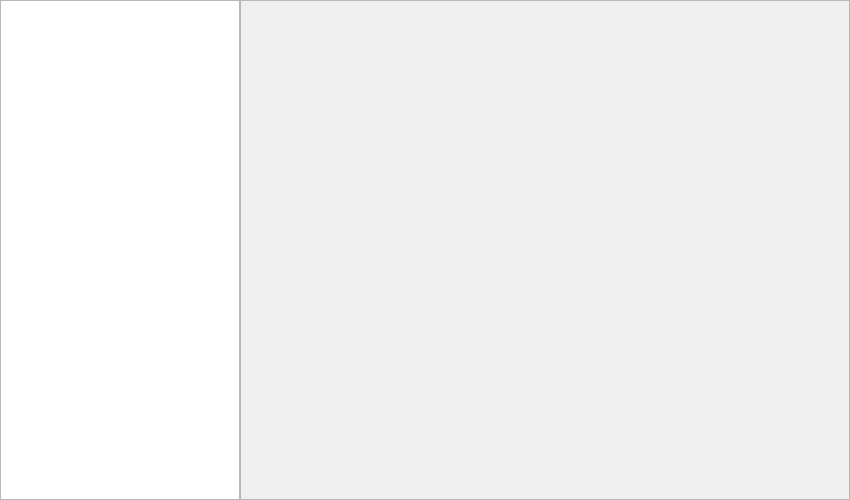
First picture: the form in openfreebuds_qt/designer/main_window.ui, repository melianmiko/OpenFreebuds, before the edit.
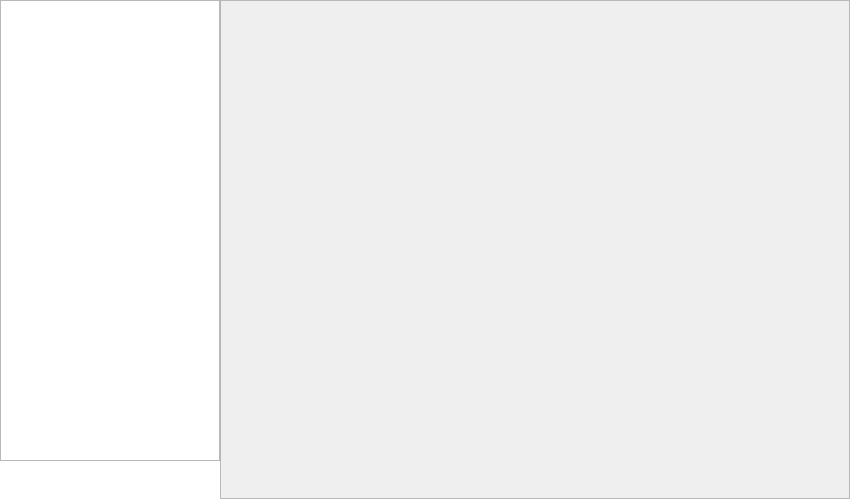
Second picture: the form after the edit.

```diff
--- a/openfreebuds_qt/designer/main_window.ui
+++ b/openfreebuds_qt/designer/main_window.ui
@@ -7,7 +7,7 @@
     <x>0</x>
     <y>0</y>
     <width>850</width>
-    <height>500</height>
+    <height>499</height>
    </rect>
   </property>
   <property name="sizePolicy">
@@ -26,8 +26,9 @@
    <string>OpenFreebuds</string>
   </property>
   <property name="styleSheet">
-   <string notr="true">#tabs_list_content {
-background-color: palette(base);
+   <string notr="true">#side_panel, #tabs_list_content {
+	background: palette(base);
+	border: none;
 }</string>
   </property>
   <widget class="QWidget" name="centralwidget">
@@ -48,32 +49,130 @@
      <number>0</number>
     </property>
     <item>
-     <widget class="QScrollArea" name="tabs_list">
+     <widget class="QWidget" name="side_panel" native="true">
       <property name="minimumSize">
        <size>
-        <width>240</width>
+        <width>220</width>
         <height>0</height>
        </size>
       </property>
       <property name="maximumSize">
        <size>
-        <width>240</width>
+        <width>220</width>
         <height>16777215</height>
        </size>
       </property>
-      <property name="widgetResizable">
-       <bool>true</bool>
-      </property>
-      <widget class="QWidget" name="tabs_list_content">
-       <property name="geometry">
-        <rect>
-         <x>0</x>
-         <y>0</y>
-         <width>238</width>
-         <height>498</height>
-        </rect>
+      <layout class="QVBoxLayout" name="verticalLayout">
+       <property name="spacing">
+        <number>0</number>
        </property>
-      </widget>
+       <property name="leftMargin">
+        <number>0</number>
+       </property>
+       <property name="topMargin">
+        <number>0</number>
+       </property>
+       <property name="rightMargin">
+        <number>0</number>
+       </property>
+       <property name="bottomMargin">
+        <number>0</number>
+       </property>
+       <item>
+        <widget class="QScrollArea" name="tabs_list">
+         <property name="minimumSize">
+          <size>
+           <width>0</width>
+           <height>0</height>
+          </size>
+         </property>
+         <property name="maximumSize">
+          <size>
+           <width>16777215</width>
+           <height>16777215</height>
+          </size>
+         </property>
+         <property name="autoFillBackground">
+          <bool>false</bool>
+         </property>
+         <property name="widgetResizable">
+          <bool>true</bool>
+         </property>
+         <widget class="QWidget" name="tabs_list_content">
+          <property name="geometry">
+           <rect>
+            <x>0</x>
+            <y>0</y>
+            <width>218</width>
+            <height>456</height>
+           </rect>
+          </property>
+          <property name="autoFillBackground">
+           <bool>false</bool>
+          </property>
+         </widget>
+        </widget>
+       </item>
+       <item>
+        <widget class="QWidget" name="widget" native="true">
+         <property name="minimumSize">
+          <size>
+           <width>0</width>
+           <height>30</height>
+          </size>
+         </property>
+         <layout class="QHBoxLayout" name="horizontalLayout_2">
+          <property name="spacing">
+           <number>0</number>
+          </property>
+          <property name="leftMargin">
+           <number>8</number>
+          </property>
+          <property name="topMargin">
+           <number>8</number>
+          </property>
+          <property name="rightMargin">
+           <number>8</number>
+          </property>
+          <property name="bottomMargin">
+           <number>8</number>
+          </property>
+          <item>
+           <widget class="QPushButton" name="extra_options_button">
+            <property name="styleSheet">
+             <string notr="true"> QPushButton::menu-indicator{width:0px;}</string>
+            </property>
+            <property name="text">
+             <string/>
+            </property>
+            <property name="iconSize">
+             <size>
+              <width>24</width>
+              <height>24</height>
+             </size>
+            </property>
+            <property name="flat">
+             <bool>true</bool>
+            </property>
+           </widget>
+          </item>
+          <item>
+           <spacer name="horizontalSpacer">
+            <property name="orientation">
+             <enum>Qt::Horizontal</enum>
+            </property>
+            <property name="sizeHint" stdset="0">
+             <size>
+              <width>40</width>
+              <height>20</height>
+             </size>
+            </property>
+           </spacer>
+          </item>
+         </layout>
+        </widget>
+       </item>
+      </layout>
      </widget>
     </item>
     <item>
@@ -92,8 +191,8 @@
         <rect>
          <x>0</x>
          <y>0</y>
-         <width>608</width>
-         <height>498</height>
+         <width>628</width>
+         <height>497</height>
         </rect>
        </property>
        <property name="sizePolicy">
```
